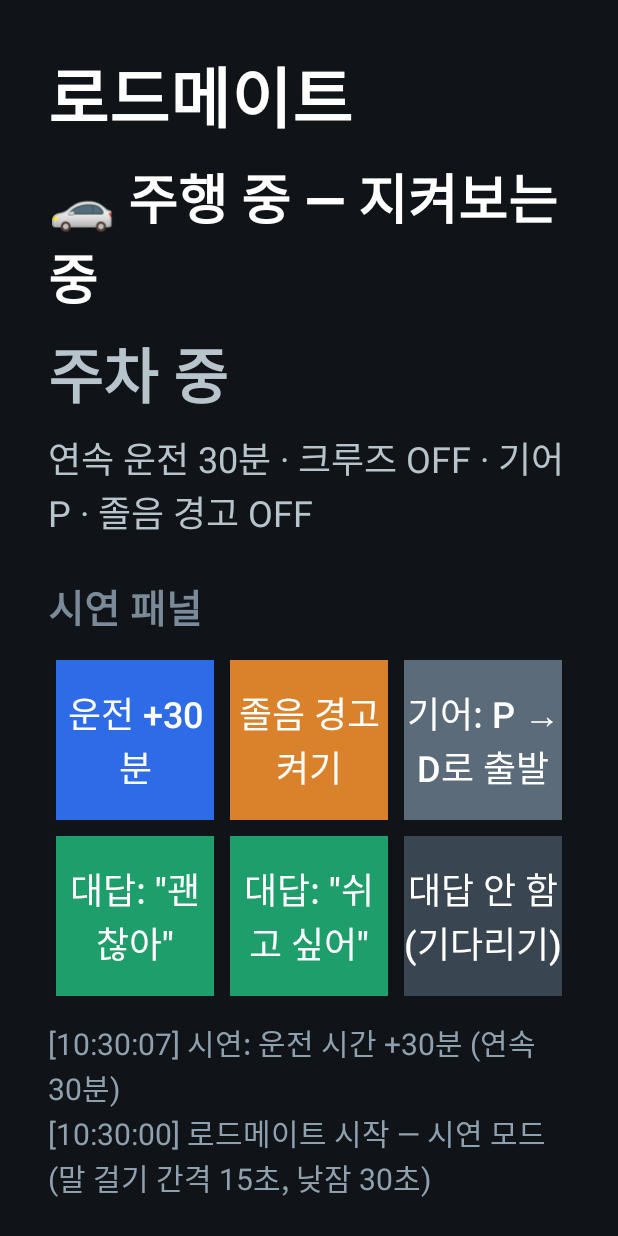
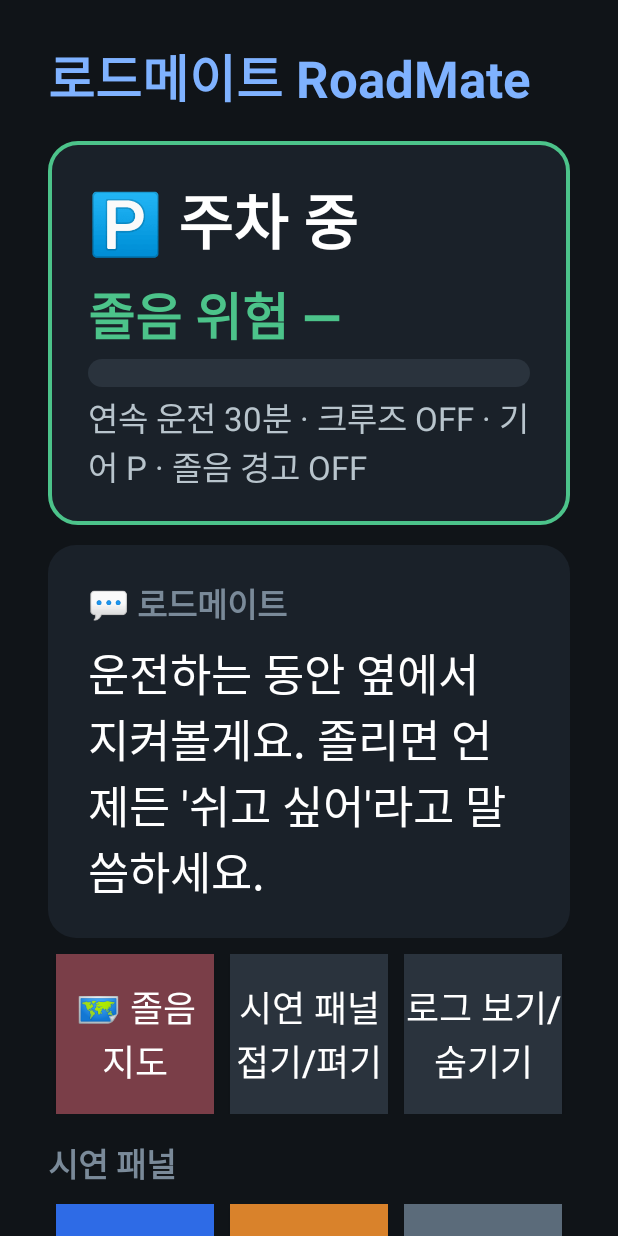
Before and after one commit to PJJ0337/RoadMate, an Android app: the screen it shows after launch (MainActivity), after a tap on "운전 +30분", on a phone screen of 412 x 824 dp. Run offline under Robolectric (Android 15) with nearby library versions, the phone set to English and light mode, and no system bars; libraries missing offline, so code that uses them is left out: ai.pleos.playground; 12 statements that could not run were skipped.

Commit message:
화면 개선, 졸음 지도(예시 데이터), 앱 아이콘 추가

```diff
--- a/app/src/main/AndroidManifest.xml
+++ b/app/src/main/AndroidManifest.xml
@@ -29,10 +29,13 @@
     <uses-permission android:name="pleos.car.permission.STT_SERVICE" />
     <uses-permission android:name="pleos.car.permission.NAVI_ROUTE" />
     <uses-permission android:name="pleos.car.permission.NAVI_ROUTE_SEARCH" />
+    <uses-permission android:name="pleos.car.permission.NAVI_CUSTOM_MAP" />
     <uses-permission android:name="pleos.car.permission.FUSED_LOCATION" />
 
     <application
         android:allowBackup="false"
+        android:icon="@mipmap/ic_launcher"
+        android:roundIcon="@mipmap/ic_launcher_round"
         android:label="@string/app_name"
         android:supportsRtl="true"
         android:theme="@android:style/Theme.DeviceDefault.NoActionBar">
--- a/app/src/main/java/com/roadmate/app/MainActivity.kt
+++ b/app/src/main/java/com/roadmate/app/MainActivity.kt
@@ -4,7 +4,10 @@ import ai.pleos.playground.vehicle.Vehicle
 import android.app.Activity
 import android.content.pm.PackageManager
 import android.graphics.Color
+import android.graphics.Canvas
+import android.graphics.Paint
 import android.graphics.Typeface
+import android.graphics.drawable.GradientDrawable
 import android.os.Bundle
 import android.os.Handler
 import android.os.Looper
@@ -19,8 +22,10 @@ import com.roadmate.app.car.RestNavigator
 import com.roadmate.app.car.VehicleMonitor
 import com.roadmate.app.car.VoiceIO
 import com.roadmate.app.core.DrowsinessRiskEngine
+import com.roadmate.app.core.DrowsyMap
 import com.roadmate.app.core.RoadMateBrain
 import com.roadmate.app.core.RoadMateBrain.Action
+import com.roadmate.app.ui.DrowsyMapView
 import java.text.SimpleDateFormat
 import java.util.Calendar
 import java.util.Date
@@ -56,9 +61,23 @@ class MainActivity : Activity() {
     private var isPark = true
     private var dawOn = false
 
+    // 졸음 지도 (시연용 예시 데이터)
+    private val drowsyMap = DrowsyMap.sample()
+    private var carKm = 20
+    private var inHotspot = false
+
+    private lateinit var statusCard: LinearLayout
     private lateinit var phaseView: TextView
     private lateinit var scoreView: TextView
+    private lateinit var riskBar: View
+    private var riskScore = 0
+    private var riskColor = Color.parseColor("#4CC38A")
     private lateinit var detailView: TextView
+    private lateinit var speechView: TextView
+    private lateinit var mapCard: LinearLayout
+    private lateinit var mapView: DrowsyMapView
+    private lateinit var mapInfoView: TextView
+    private lateinit var demoPanel: LinearLayout
     private lateinit var logView: TextView
     private lateinit var gearButton: Button
     private lateinit var dawButton: Button
@@ -116,13 +135,19 @@ class MainActivity : Activity() {
     /** 두뇌가 내린 행동을 실제로 실행 */
     private fun perform(action: Action) {
         when (action) {
-            is Action.Speak -> voice.speak(action.text, action.listenAfter)
+            is Action.Speak -> {
+                speechView.text = action.text
+                voice.speak(action.text, action.listenAfter)
+            }
             Action.NavigateToRest -> {
                 cabin.refreshMode()
                 navigator.guideToNearest()
             }
             Action.StartNap -> cabin.napMode()
-            Action.StartWake -> cabin.wakeMode()
+            Action.StartWake -> {
+                cabin.wakeMode()
+                navigator.cancelGuide()
+            }
         }
     }
 
@@ -141,26 +166,59 @@ class MainActivity : Activity() {
         if (::dawButton.isInitialized) dawButton.text = if (on) "졸음 경고 끄기" else "졸음 경고 켜기"
     }
 
+    // ---------------- 졸음 지도 ----------------
+
+    /** 시연: 차를 노선 위에서 앞으로 이동시키고, 졸음 다발 구간 진입 여부를 두뇌에 알린다. */
+    private fun moveCar(km: Int) {
+        carKm = km.coerceIn(0, drowsyMap.routeLengthKm)
+        if (::mapView.isInitialized) mapView.carKm = carKm
+        val spot = drowsyMap.hotspotAt(carKm)
+        val nowInside = spot != null
+        if (nowInside != inHotspot) {
+            log(if (spot != null) "🗺 졸음 다발 구간 진입: ${spot.name} (졸음 신호 ${spot.reports}회)" else "🗺 졸음 다발 구간을 벗어났어요")
+        }
+        inHotspot = nowInside
+        brain.onHotspot(nowInside)
+        renderMapInfo()
+    }
+
+    private fun renderMapInfo() {
+        if (!::mapInfoView.isInitialized) return
+        val here = drowsyMap.hotspotAt(carKm)
+        val next = drowsyMap.nextHotspot(carKm)
+        mapInfoView.text = when {
+            here != null -> "⚠️ 지금 '${here.name}' 졸음 다발 구간이에요 (졸음 신호 ${here.reports}회)"
+            next != null -> "다음 졸음 다발 구간: ${next.first.name}까지 ${next.second}km"
+            else -> "남은 구간에 졸음 다발 구간이 없어요"
+        } + "\n자주 조는 구간 순위: " + drowsyMap.ranking().joinToString("  ") { "${it.name} ${it.reports}회" }
+    }
+
     // ---------------- 화면 ----------------
 
     private fun render() {
         val phaseText = when (brain.phase) {
-            RoadMateBrain.Phase.DRIVING -> "🚗 주행 중 — 지켜보는 중"
+            RoadMateBrain.Phase.DRIVING -> if (isPark) "🅿️ 주차 중" else "🚗 주행 중 — 지켜보는 중"
             RoadMateBrain.Phase.TALKING -> "💬 대화 중 — 먼저 말을 걸었어요"
             RoadMateBrain.Phase.GUIDING_TO_REST -> "🧭 졸음쉼터로 안내 중"
-            RoadMateBrain.Phase.NAPPING -> "🌙 파워냅 중"
+            RoadMateBrain.Phase.NAPPING -> "🌙 파워냅 중 — 편히 쉬세요"
         }
         phaseView.text = phaseText
         val r = brain.lastResult
-        if (r != null) {
+        if (r != null && !isPark) {
             scoreView.text = "졸음 위험 ${r.score}점 · ${levelText(r.level)}"
-            scoreView.setTextColor(levelColor(r.level))
+            riskScore = r.score
+            riskColor = levelColor(r.level)
         } else {
-            scoreView.text = if (isPark) "주차 중" else "졸음 위험 계산 중"
-            scoreView.setTextColor(Color.parseColor("#B8C4CC"))
+            scoreView.text = if (brain.phase == RoadMateBrain.Phase.NAPPING) "휴식 중" else "졸음 위험 —"
+            riskScore = 0
+            riskColor = Color.parseColor("#4CC38A")
         }
-        detailView.text = "연속 운전 ${brain.continuousMinutes}분 · 크루즈 ${if (cruiseOn) "ON" else "OFF"} · 기어 ${if (isPark) "P" else gearName} · 졸음 경고 ${if (dawOn) "ON" else "OFF"}" +
-            (r?.reasons?.takeIf { it.isNotEmpty() }?.joinToString(", ", prefix = "\n근거: ") ?: "")
+        scoreView.setTextColor(riskColor)
+        riskBar.invalidate()
+        (statusCard.background as? GradientDrawable)?.setStroke(4, riskColor)
+        detailView.text = "연속 운전 ${brain.continuousMinutes}분 · 크루즈 ${if (cruiseOn) "ON" else "OFF"} · 기어 ${if (isPark) "P" else "D"} · 졸음 경고 ${if (dawOn) "ON" else "OFF"}" +
+            (if (inHotspot) " · 졸음 다발 구간" else "") +
+            (r?.reasons?.takeIf { it.isNotEmpty() && !isPark }?.joinToString(", ", prefix = "\n근거: ") ?: "")
     }
 
     private fun levelText(l: DrowsinessRiskEngine.Level) = when (l) {
@@ -177,34 +235,83 @@ class MainActivity : Activity() {
         }
     )
 
+    private fun card(): LinearLayout = LinearLayout(this).apply {
+        orientation = LinearLayout.VERTICAL
+        setPadding(40, 28, 40, 28)
+        background = GradientDrawable().apply {
+            setColor(Color.parseColor("#1A2129"))
+            cornerRadius = 28f
+        }
+        layoutParams = LinearLayout.LayoutParams(
+            LinearLayout.LayoutParams.MATCH_PARENT, LinearLayout.LayoutParams.WRAP_CONTENT
+        ).apply { setMargins(0, 20, 0, 0) }
+    }
+
     private fun buildUi(): View {
         val root = LinearLayout(this).apply {
             orientation = LinearLayout.VERTICAL
-            setPadding(48, 40, 48, 40)
+            setPadding(48, 32, 48, 40)
             setBackgroundColor(Color.parseColor("#101418"))
         }
-        root.addView(text("로드메이트", 44f, "#FFFFFF", bold = true))
-        phaseView = text("", 36f, "#FFFFFF", bold = true).also { root.addView(it) }
-        scoreView = text("", 40f, "#B8C4CC", bold = true).also { root.addView(it) }
-        detailView = text("", 24f, "#B8C4CC").also { root.addView(it) }
+        root.addView(text("로드메이트 RoadMate", 34f, "#7FB2FF", bold = true))
 
-        root.addView(text("시연 패널", 26f, "#7A8A99", bold = true).apply { setPadding(0, 32, 0, 8) })
+        // ① 상태 카드: 운전 중에도 한눈에 보이도록 크게
+        statusCard = card().also { root.addView(it) }
+        phaseView = text("", 40f, "#FFFFFF", bold = true).also { statusCard.addView(it) }
+        scoreView = text("", 34f, "#4CC38A", bold = true).also { statusCard.addView(it) }
+        riskBar = object : View(this) {
+            private val bg = Paint().apply { color = Color.parseColor("#2A333D") }
+            private val fg = Paint()
+            override fun onMeasure(w: Int, h: Int) = setMeasuredDimension(MeasureSpec.getSize(w), 28)
+            override fun onDraw(canvas: Canvas) {
+                canvas.drawRoundRect(0f, 0f, width.toFloat(), height.toFloat(), 14f, 14f, bg)
+                fg.color = riskColor
+                canvas.drawRoundRect(0f, 0f, width * riskScore / 100f, height.toFloat(), 14f, 14f, fg)
+            }
+        }.also { statusCard.addView(it) }
+        detailView = text("", 22f, "#B8C4CC").also { statusCard.addView(it) }
+
+        // ② 로드메이트가 마지막으로 한 말
+        val speechCard = card().also { root.addView(it) }
+        speechCard.addView(text("💬 로드메이트", 22f, "#7A8A99", bold = true))
+        speechView = text("운전하는 동안 옆에서 지켜볼게요. 졸리면 언제든 '쉬고 싶어'라고 말씀하세요.", 30f, "#FFFFFF").also { speechCard.addView(it) }
+
+        // ③ 졸음 지도 (확장 기능)
+        mapCard = card().apply { visibility = View.GONE }.also { root.addView(it) }
+        mapCard.addView(text("🗺 졸음 지도 — ${drowsyMap.routeName}", 24f, "#FFB3B5", bold = true))
+        mapView = DrowsyMapView(this, drowsyMap).apply { carKm = this@MainActivity.carKm }.also { mapCard.addView(it) }
+        mapInfoView = text("", 24f, "#B8C4CC").also { mapCard.addView(it) }
+        renderMapInfo()
+
+        // ④ 시연 패널 (에뮬레이터에서 상황 재현용)
         root.addView(row(
+            button("🗺 졸음 지도", "#7A3E48") { mapCard.visibility = if (mapCard.visibility == View.VISIBLE) View.GONE else View.VISIBLE },
+            button("시연 패널 접기/펴기", "#2A333D") { demoPanel.visibility = if (demoPanel.visibility == View.VISIBLE) View.GONE else View.VISIBLE },
+            button("로그 보기/숨기기", "#2A333D") { logView.visibility = if (logView.visibility == View.VISIBLE) View.GONE else View.VISIBLE }
+        ))
+        demoPanel = LinearLayout(this).apply { orientation = LinearLayout.VERTICAL }.also { root.addView(it) }
+        demoPanel.addView(text("시연 패널", 22f, "#7A8A99", bold = true).apply { setPadding(0, 24, 0, 0) })
+        demoPanel.addView(row(
             button("운전 +30분", "#2E6BE6") {
                 demoExtraMinutes += 30
                 brain.onTripMinutes(sdkTripMinutes + demoExtraMinutes)
-                log("시연: 운전 시간 +30분 (연속 ${brain.continuousMinutes}분)")
+                moveCar(carKm + 25) // 시연: 30분에 약 25km 이동
+                log("시연: 운전 시간 +30분 (연속 ${brain.continuousMinutes}분, ${carKm}km 지점)")
             },
             button("졸음 경고 켜기", "#D9822B") { applyDaw(!dawOn) }.also { dawButton = it },
             button("기어: P → D로 출발", "#5B6B7A") { applyGear(!isPark, if (isPark) "GEAR_DRIVE" else "GEAR_PARK") }.also { gearButton = it }
         ))
-        root.addView(row(
+        demoPanel.addView(row(
             button("대답: \"괜찮아\"", "#1E9E6A") { voice.simulateAnswer("응 괜찮아") },
             button("대답: \"쉬고 싶어\"", "#1E9E6A") { voice.simulateAnswer("좀 졸려 쉬고 싶어") },
-            button("대답 안 함 (기다리기)", "#3A4552") { log("시연: 대답하지 않고 기다립니다 (8초)") }
+            button("졸음 구간으로 이동", "#7A3E48") {
+                val next = drowsyMap.nextHotspot(carKm)?.first ?: drowsyMap.hotspots.first()
+                moveCar(next.startKm + 1)
+                mapCard.visibility = View.VISIBLE
+            }
         ))
 
-        logView = text("", 20f, "#8FA0AE").apply { setPadding(0, 24, 0, 0) }
+        logView = text("", 18f, "#8FA0AE").apply { setPadding(0, 24, 0, 0); visibility = View.GONE }
         root.addView(logView)
         render()
         return ScrollView(this).apply { addView(root) }
--- a/app/src/main/java/com/roadmate/app/core/DialogueScript.kt
+++ b/app/src/main/java/com/roadmate/app/core/DialogueScript.kt
@@ -24,9 +24,10 @@ class DialogueScript {
     private var replyIndex = 0
 
     /** 먼저 말 걸기. 상황(운전 시간, 순정 졸음 경고)에 맞는 첫마디를 붙인다. */
-    fun opener(continuousMinutes: Int, dawWarningOn: Boolean): String {
+    fun opener(continuousMinutes: Int, dawWarningOn: Boolean, inHotspot: Boolean = false): String {
         val intro = when {
             dawWarningOn -> "차가 졸음 경고를 보냈어요."
+            inHotspot -> "이 구간은 다른 운전자분들도 자주 졸았던 곳이에요."
             continuousMinutes >= 60 -> "쉬지 않고 ${formatMinutes(continuousMinutes)} 운전하셨어요."
             else -> "운전하시느라 고생 많으세요."
         }
--- /dev/null
+++ b/app/src/main/java/com/roadmate/app/core/DrowsyMap.kt
@@ -0,0 +1,42 @@
+package com.roadmate.app.core
+
+/**
+ * 확장 기능 '졸음 지도'.
+ *
+ * 로드메이트 사용자들의 차에서 졸음 경고가 켜지거나 대답이 없었던 위치를 익명으로 모으면
+ * "사람들이 실제로 자주 조는 구간"을 알 수 있다. 그 구간에 들어가기 전에 미리 말을 걸고
+ * 가까운 졸음쉼터를 알려준다. 모인 데이터는 도로공사·지자체의 졸음쉼터 설치 근거로 쓸 수 있다.
+ *
+ * 1차 제출에서는 서버 없이, 고속도로 한 노선 위의 '예시 데이터'로 동작을 보여준다.
+ */
+class DrowsyMap(val routeName: String, val routeLengthKm: Int, val hotspots: List<Hotspot>) {
+
+    /** 졸음 다발 구간: 노선 시작점 기준 위치(km), 구간 길이, 누적 졸음 신호 수 */
+    data class Hotspot(val name: String, val startKm: Int, val lengthKm: Int, val reports: Int) {
+        val endKm: Int get() = startKm + lengthKm
+        fun contains(km: Int) = km in startKm until endKm
+    }
+
+    /** 현재 위치가 졸음 다발 구간 안이면 그 구간 */
+    fun hotspotAt(km: Int): Hotspot? = hotspots.firstOrNull { it.contains(km) }
+
+    /** 앞으로 만날 가장 가까운 졸음 다발 구간과 남은 거리(km) */
+    fun nextHotspot(km: Int): Pair<Hotspot, Int>? =
+        hotspots.filter { it.startKm > km }.minByOrNull { it.startKm }?.let { it to (it.startKm - km) }
+
+    /** 신호가 가장 많은 구간부터 */
+    fun ranking(): List<Hotspot> = hotspots.sortedByDescending { it.reports }
+
+    companion object {
+        /** 시연용 예시 데이터 (실제 통계가 아님) */
+        fun sample() = DrowsyMap(
+            routeName = "경부고속도로 서울 → 대전 (예시 데이터)",
+            routeLengthKm = 150,
+            hotspots = listOf(
+                Hotspot("안성 부근", 62, 8, 128),
+                Hotspot("천안 부근", 88, 6, 74),
+                Hotspot("청주 부근", 118, 10, 211)
+            )
+        )
+    }
+}
--- a/app/src/main/java/com/roadmate/app/core/RoadMateBrain.kt
+++ b/app/src/main/java/com/roadmate/app/core/RoadMateBrain.kt
@@ -50,6 +50,7 @@ class RoadMateBrain(
     private var cruiseOnSinceMs: Long? = null
     private var lastDriverInputMs: Long = now()
     private var dawWarningOn = false
+    private var inHotspot = false         // 졸음 지도: 졸음 다발 구간 안인지
     private var missedResponses = 0
     private var parked = true
     private var lastPromptMs: Long? = null   // 마지막으로 먼저 말 건 시각
@@ -74,6 +75,9 @@ class RoadMateBrain(
     fun onDawWarning(on: Boolean) { dawWarningOn = on }
 
     fun onGear(isPark: Boolean) { parked = isPark }
+
+    /** 졸음 지도에서 '사람들이 자주 조는 구간'에 들어왔는지 */
+    fun onHotspot(inside: Boolean) { inHotspot = inside }
 
     /** 운전자가 대답했을 때. 돌려준 Action으로 바로 응답한다. */
     fun onAnswer(text: String): List<Action> {
@@ -128,7 +132,8 @@ class RoadMateBrain(
                 cruiseActiveMinutes = cruiseOnSinceMs?.let { ((t - it) / 60_000L).toInt() } ?: 0,
                 minutesSinceDriverInput = ((t - lastDriverInputMs) / 60_000L).toInt(),
                 dawWarningOn = dawWarningOn,
-                missedResponses = missedResponses
+                missedResponses = missedResponses,
+                inDrowsyHotspot = inHotspot
             )
         )
         lastResult = result
@@ -147,7 +152,7 @@ class RoadMateBrain(
         ) {
             phase = Phase.TALKING
             lastPromptMs = t
-            return listOf(Action.Speak(script.opener(continuousMinutes, dawWarningOn), listenAfter = true))
+            return listOf(Action.Speak(script.opener(continuousMinutes, dawWarningOn, inHotspot), listenAfter = true))
         }
 
         if (result.level == DrowsinessRiskEngine.Level.NORMAL && phase == Phase.TALKING) {
--- /dev/null
+++ b/app/src/main/java/com/roadmate/app/ui/DrowsyMapView.kt
@@ -0,0 +1,58 @@
+package com.roadmate.app.ui
+
+import android.content.Context
+import android.graphics.Canvas
+import android.graphics.Color
+import android.graphics.Paint
+import android.graphics.RectF
+import android.view.View
+import com.roadmate.app.core.DrowsyMap
+
+/**
+ * 졸음 지도를 고속도로 한 줄 그림으로 보여주는 화면.
+ * 가로선 = 노선, 빨간 띠 = 졸음 다발 구간(굵을수록 신호가 많음), 파란 점 = 내 차 위치.
+ */
+class DrowsyMapView(context: Context, private val map: DrowsyMap) : View(context) {
+
+    /** 내 차의 노선 위 위치(km). 바꾸면 다시 그린다. */
+    var carKm: Int = 0
+        set(value) { field = value.coerceIn(0, map.routeLengthKm); invalidate() }
+
+    private val road = Paint(Paint.ANTI_ALIAS_FLAG).apply { color = Color.parseColor("#3A4552"); strokeWidth = 28f; strokeCap = Paint.Cap.ROUND }
+    private val spot = Paint(Paint.ANTI_ALIAS_FLAG).apply { color = Color.parseColor("#FF5A5F") }
+    private val car = Paint(Paint.ANTI_ALIAS_FLAG).apply { color = Color.parseColor("#4DA3FF") }
+    private val carRing = Paint(Paint.ANTI_ALIAS_FLAG).apply { color = Color.WHITE; style = Paint.Style.STROKE; strokeWidth = 6f }
+    private val label = Paint(Paint.ANTI_ALIAS_FLAG).apply { color = Color.parseColor("#B8C4CC"); textSize = 30f; textAlign = Paint.Align.CENTER }
+    private val spotLabel = Paint(Paint.ANTI_ALIAS_FLAG).apply { color = Color.parseColor("#FFB3B5"); textSize = 30f; textAlign = Paint.Align.CENTER }
+
+    override fun onMeasure(widthMeasureSpec: Int, heightMeasureSpec: Int) {
+        val w = MeasureSpec.getSize(widthMeasureSpec)
+        setMeasuredDimension(w, 300)
+    }
+
+    override fun onDraw(canvas: Canvas) {
+        super.onDraw(canvas)
+        val left = 60f
+        val right = width - 60f
+        val y = height / 2f
+        fun x(km: Int) = left + (right - left) * km / map.routeLengthKm
+
+        canvas.drawLine(left, y, right, y, road)
+
+        val maxReports = map.hotspots.maxOf { it.reports }.toFloat()
+        map.hotspots.forEach { h ->
+            val thickness = 24f + 36f * (h.reports / maxReports)
+            canvas.drawRoundRect(RectF(x(h.startKm), y - thickness / 2, x(h.endKm), y + thickness / 2), 12f, 12f, spot)
+            canvas.drawText(h.name, (x(h.startKm) + x(h.endKm)) / 2, y - 50f, spotLabel)
+            canvas.drawText("졸음 ${h.reports}회", (x(h.startKm) + x(h.endKm)) / 2, y + 70f, spotLabel)
+        }
+
+        canvas.drawText("서울", left, y + 110f, label)
+        canvas.drawText("대전", right, y + 110f, label)
+
+        val cx = x(carKm)
+        canvas.drawCircle(cx, y, 22f, car)
+        canvas.drawCircle(cx, y, 22f, carRing)
+        canvas.drawText("내 차 ${carKm}km", cx, y - 100f, label)
+    }
+}
--- /dev/null
+++ b/app/src/main/res/mipmap-anydpi-v26/ic_launcher.xml
@@ -0,0 +1,5 @@
+<?xml version="1.0" encoding="utf-8"?>
+<adaptive-icon xmlns:android="http://schemas.android.com/apk/res/android">
+    <background android:drawable="@color/ic_launcher_background" />
+    <foreground android:drawable="@drawable/ic_launcher_foreground" />
+</adaptive-icon>
--- /dev/null
+++ b/app/src/main/res/mipmap-anydpi-v26/ic_launcher_round.xml
@@ -0,0 +1,5 @@
+<?xml version="1.0" encoding="utf-8"?>
+<adaptive-icon xmlns:android="http://schemas.android.com/apk/res/android">
+    <background android:drawable="@color/ic_launcher_background" />
+    <foreground android:drawable="@drawable/ic_launcher_foreground" />
+</adaptive-icon>
--- /dev/null
+++ b/app/src/main/res/values/colors.xml
@@ -0,0 +1,4 @@
+<?xml version="1.0" encoding="utf-8"?>
+<resources>
+    <color name="ic_launcher_background">#1F3C88</color>
+</resources>
```
Also changed, not shown: app/src/main/res/drawable/ic_launcher_foreground.xml (added, +28 -0 lines), 4 other files.
